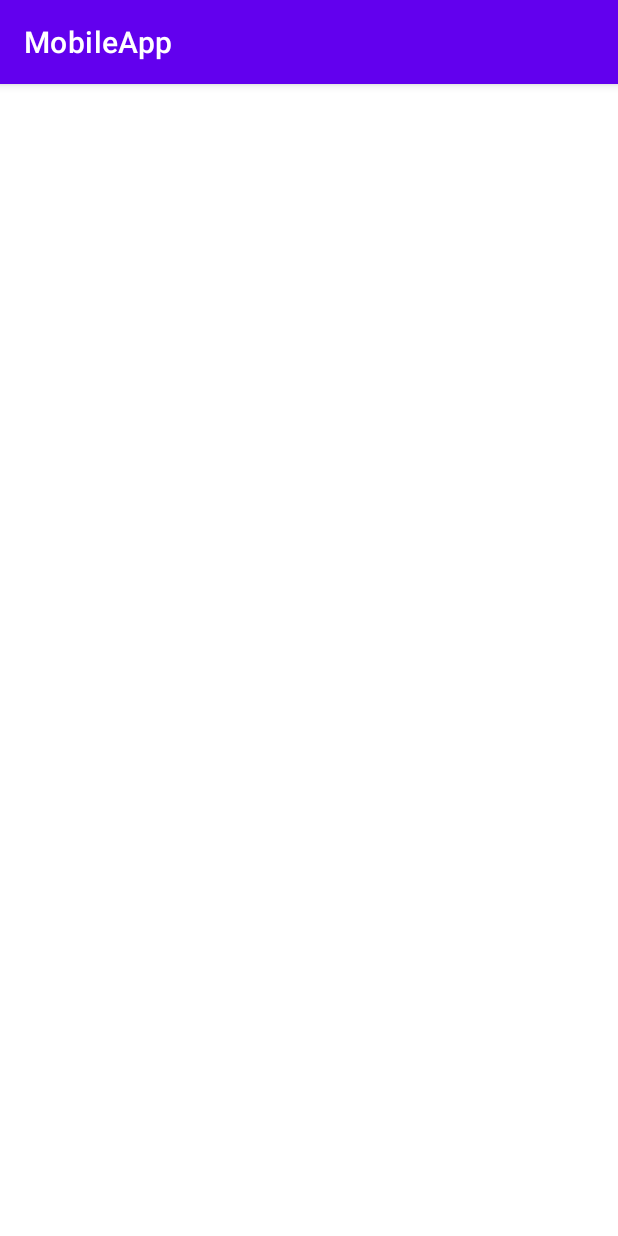
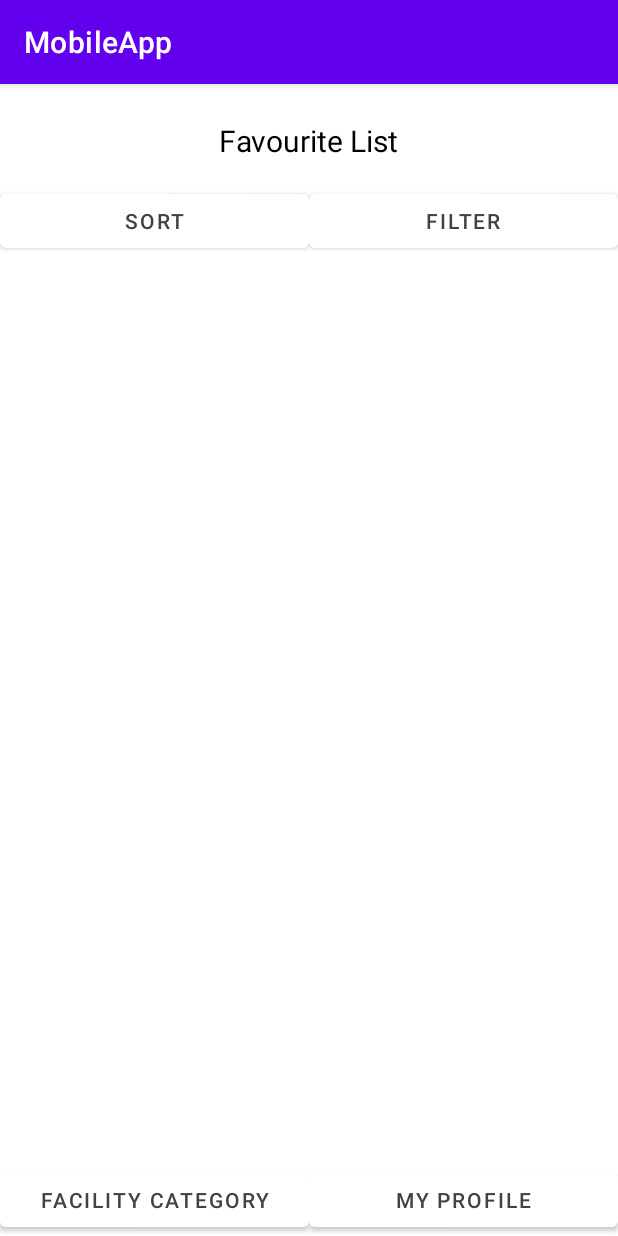
Before and after one commit to william051200/MobileApp, an Android app: the FeedbackList screen opened directly, with no data from a screen before it, on a phone screen of 412 x 824 dp. Run offline under Robolectric (Android 15) with nearby library versions, the phone set to English and light mode, and no system bars.

Commit message:
added buttons and header in favourite list

```diff
--- a/app/src/main/res/layout/activity_feedback_list.xml
+++ b/app/src/main/res/layout/activity_feedback_list.xml
@@ -6,4 +6,68 @@
     android:layout_height="match_parent"
     tools:context=".FeedbackList">
 
+    <TextView
+        android:id="@+id/lblFavouriteListHeader"
+        android:layout_width="wrap_content"
+        android:layout_height="wrap_content"
+        android:layout_marginTop="24dp"
+        android:text="@string/favourite_list_label"
+        android:textColor="@color/black"
+        android:textSize="20sp"
+        app:layout_constraintEnd_toEndOf="parent"
+        app:layout_constraintStart_toStartOf="parent"
+        app:layout_constraintTop_toTopOf="parent" />
+
+    <Button
+        android:id="@+id/btnSortFavourite"
+        android:layout_width="0dp"
+        android:layout_height="wrap_content"
+        android:layout_marginTop="16dp"
+        android:text="@string/sort_label"
+        android:textColor="@color/cardview_dark_background"
+        app:backgroundTint="@color/white"
+        app:layout_constraintEnd_toStartOf="@+id/btnFilterFavourite"
+        app:layout_constraintStart_toStartOf="parent"
+        app:layout_constraintTop_toBottomOf="@+id/lblFavouriteListHeader"
+        app:strokeColor="@color/material_on_primary_disabled" />
+
+    <Button
+        android:id="@+id/btnFilterFavourite"
+        android:layout_width="0dp"
+        android:layout_height="wrap_content"
+        android:layout_marginTop="16dp"
+        android:text="@string/filter_label"
+        android:textColor="@color/cardview_dark_background"
+        app:backgroundTint="@color/white"
+        app:layout_constraintEnd_toEndOf="parent"
+        app:layout_constraintStart_toEndOf="@+id/btnSortFavourite"
+        app:layout_constraintTop_toBottomOf="@+id/lblFavouriteListHeader"
+        app:strokeColor="@color/material_on_primary_disabled" />
+
+    <Button
+        android:id="@+id/btnCategoryFavourite"
+        android:layout_width="0dp"
+        android:layout_height="wrap_content"
+        android:text="@string/facility_category_label"
+        android:textColor="@color/cardview_dark_background"
+        app:backgroundTint="@color/white"
+        app:layout_constraintBottom_toBottomOf="parent"
+        app:layout_constraintEnd_toStartOf="@+id/btnFilterFavourite"
+        app:layout_constraintHorizontal_bias="1.0"
+        app:layout_constraintStart_toStartOf="parent"
+        app:strokeColor="@color/material_on_primary_disabled" />
+
+    <Button
+        android:id="@+id/btnMyProfileFavourite"
+        android:layout_width="0dp"
+        android:layout_height="wrap_content"
+        android:text="@string/my_profile_label"
+        android:textColor="@color/cardview_dark_background"
+        app:backgroundTint="@color/white"
+        app:layout_constraintBottom_toBottomOf="parent"
+        app:layout_constraintEnd_toEndOf="parent"
+        app:layout_constraintHorizontal_bias="0.0"
+        app:layout_constraintStart_toEndOf="@+id/btnSortFavourite"
+        app:strokeColor="@color/material_on_primary_disabled" />
+
 </androidx.constraintlayout.widget.ConstraintLayout>
--- a/app/src/main/res/values/strings.xml
+++ b/app/src/main/res/values/strings.xml
@@ -1,3 +1,10 @@
 <resources>
     <string name="app_name">MobileApp</string>
+    <string name="favourite_list_label">Favourite List</string>
+    <string name="pending_approvals_label">Pending Approvals</string>
+    <string name="feedback_list_label">Feedbacks</string>
+    <string name="sort_label">Sort</string>
+    <string name="filter_label">Filter</string>
+    <string name="facility_category_label">Facility Category</string>
+    <string name="my_profile_label">My Profile</string>
 </resources>
```
